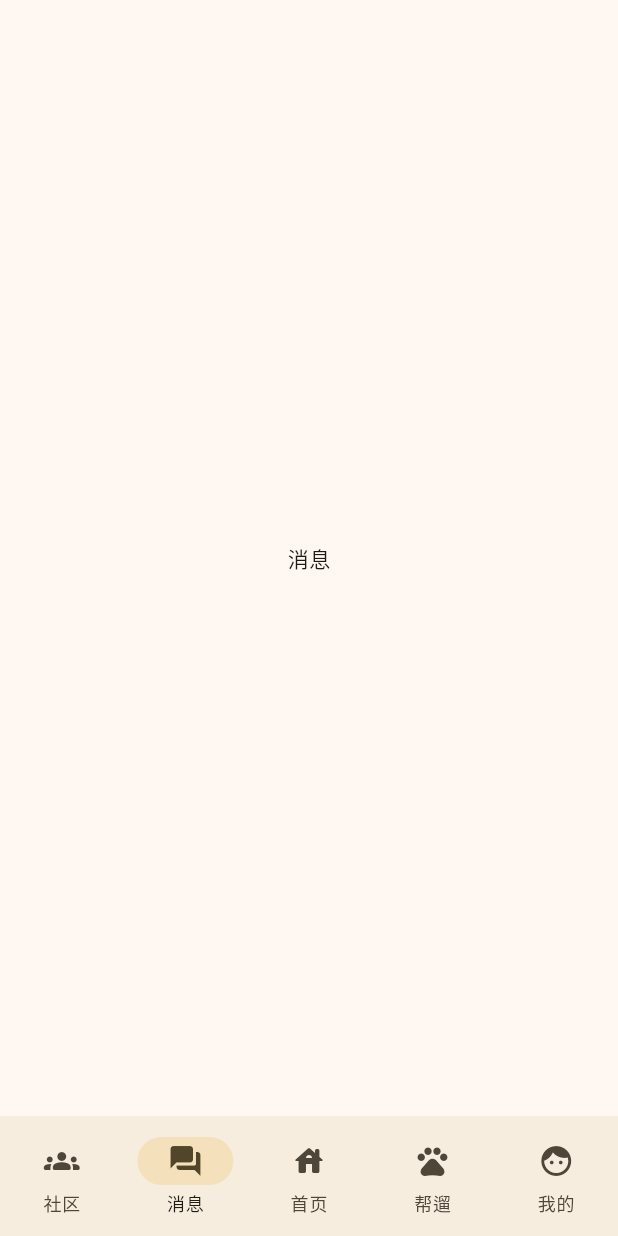
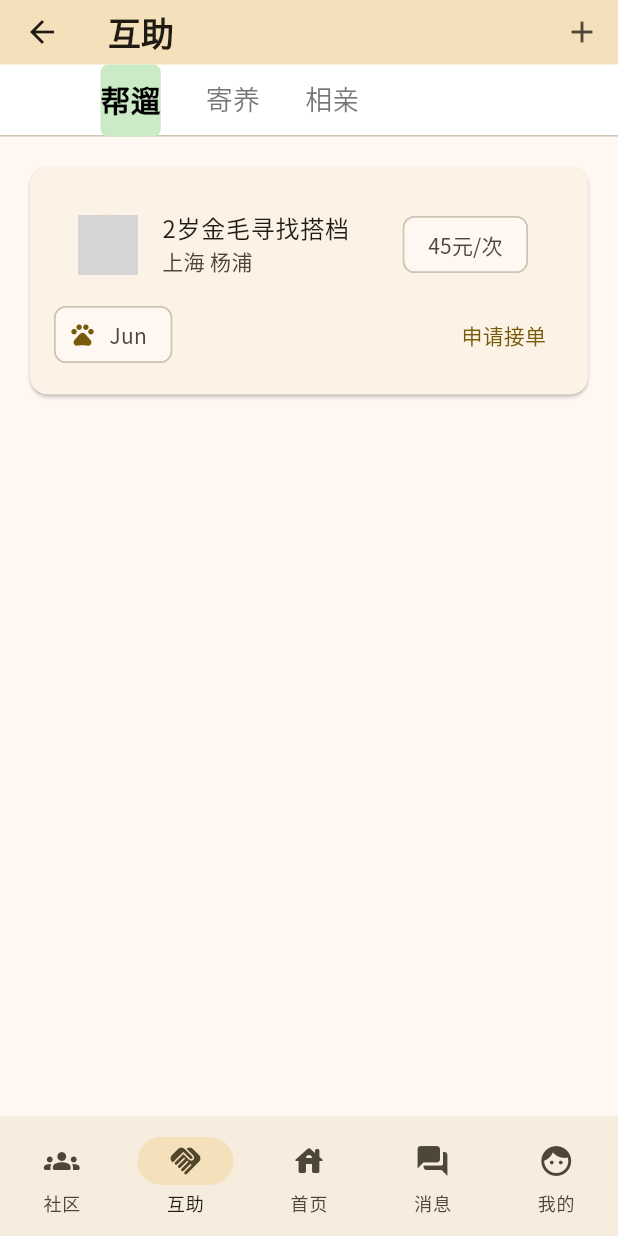
Before and after one commit to Xinaizhang/paws_pulse, a Flutter app: the NavPage screen opened by its route, item 2 of the bottom bar chosen, on a phone screen of 412 x 824 dp. Run offline on Flutter 3.47's test engine with Material 3 defaults, Android fonts, the phone set to English and light mode, and no system bars; network calls fail; grey boxes are pictures that could not be loaded.

Commit message:
互助中心

```diff
--- a/lib/src/common/common.dart
+++ b/lib/src/common/index.dart
@@ -2,3 +2,4 @@
 export 'navigation_bar.dart';
 export 'color_schemes.g.dart';
 export 'assets.dart';
+export 'alert_dialog.dart';
--- a/lib/src/common/navigation_bar.dart
+++ b/lib/src/common/navigation_bar.dart
@@ -1,13 +1,13 @@
 // bottomNavigationBar.dart
 import 'package:flutter/material.dart';
-import '../views/views.dart';
+import '../views/index.dart';
 
 //底部导航页-切换页面
 final pages = [
   CommunityPage(), // 社区页面
+  HelpPage(), // 互助页面
+  HomePage(), // 首页
   MessagesPage(), // 消息页面
-  HomePage(), // 首页
-  WalkPage(), // 帮遛页面
   ProfilePage(), // 个人主页
 ];
 
@@ -22,16 +22,16 @@ NavigationBar navigationBar(int currentIndex, Function(int) onTap) {
         label: '社区',
       ),
       NavigationDestination(
-        icon: Icon(Icons.forum_rounded),
-        label: '消息',
+        icon: Icon(Icons.handshake_rounded),
+        label: '互助',
       ),
       NavigationDestination(
         icon: Icon(Icons.house_rounded),
         label: '首页',
       ),
       NavigationDestination(
-        icon: Icon(Icons.pets_outlined),
-        label: '帮遛',
+        icon: Icon(Icons.forum_rounded),
+        label: '消息',
       ),
       NavigationDestination(
         icon: Icon(Icons.face_rounded),
--- /dev/null
+++ b/lib/src/views/help/index.dart
@@ -0,0 +1,109 @@
+import 'package:flutter/material.dart';
+
+class HelpPage extends StatelessWidget {
+  @override
+  Widget build(BuildContext context) {
+    // 定义选中时的标签样式
+    final TextStyle selectedTabStyle = TextStyle(
+      fontSize: 20,
+      color: Colors.black,
+      fontWeight: FontWeight.bold,
+    );
+    // 定义未选中时的标签样式
+    final TextStyle unselectedTabStyle = TextStyle(
+      fontSize: 18,
+      color: Colors.black54,
+    );
+
+    // TabBar的背景色
+    final Color tabBarBackgroundColor = Colors.white;
+
+    return DefaultTabController(
+      length: 3, // 你有三个 tab
+      child: Scaffold(
+        appBar: AppBar(
+          title:
+              const Text('互助', style: TextStyle(fontWeight: FontWeight.w800)),
+          backgroundColor: Theme.of(context).colorScheme.secondaryContainer,
+          actions: [IconButton(icon: Icon(Icons.add), onPressed: () {})],
+          bottom: PreferredSize(
+            preferredSize: Size.fromHeight(35.0), // 高度需要手动设置
+            child: Container(
+              color: tabBarBackgroundColor,
+              child: TabBar(
+                isScrollable: true, // 设为可滚动
+                labelPadding: EdgeInsets.symmetric(
+                    horizontal: 15.0), // 两侧的padding可以根据需求调整
+                labelStyle: selectedTabStyle,
+                unselectedLabelStyle: unselectedTabStyle,
+                indicator: BoxDecoration(
+                  borderRadius: BorderRadius.circular(5), // 圆角度可以根据需求调整
+                  color: Theme.of(context)
+                      .colorScheme
+                      .tertiaryContainer, // 指示器颜色也可以根据需求调整
+                ),
+                tabs: [
+                  Tab(text: '帮遛'),
+                  Tab(text: '寄养'),
+                  Tab(text: '相亲'),
+                ],
+              ),
+            ),
+          ),
+        ),
+        body: Padding(
+          padding: const EdgeInsets.all(16.0),
+          child: TabBarView(
+            children: [
+              // 对应 “帮遛” tab 的内容
+              Column(
+                children: [
+                  // 互助帖卡片
+                  Card(
+                    child: Padding(
+                      padding: const EdgeInsets.all(16.0),
+                      child: Column(
+                        children: [
+                          ListTile(
+                            leading: CircleAvatar(
+                              backgroundImage: NetworkImage(
+                                  'https://gallery.pawspulse.top/pawspulse/labuladuo.jpg'),
+                            ),
+                            title: Text('2岁金毛寻找搭档'),
+                            subtitle: Text('上海 杨浦'),
+                            trailing: Chip(
+                              label: Text('45元/次'),
+                            ),
+                          ),
+                          Row(
+                            mainAxisAlignment: MainAxisAlignment.spaceBetween,
+                            children: [
+                              Chip(
+                                avatar: Icon(Icons.pets),
+                                label: Text('Jun'),
+                              ),
+                              TextButton(
+                                onPressed: () {},
+                                child: const Text('申请接单'),
+                              ),
+                            ],
+                          ),
+                        ],
+                      ),
+                    ),
+                  ),
+                  // ... 其他卡片组件
+                ],
+              ),
+
+              // 对应 “寄养” tab 的内容
+              Center(child: Text('寄养内容')),
+              // 对应 “相亲” tab 的内容
+              Center(child: Text('相亲内容')),
+            ],
+          ),
+        ),
+      ),
+    );
+  }
+}
--- a/lib/src/views/nav/nav.dart
+++ b/lib/src/views/nav/index.dart
@@ -1,5 +1,5 @@
 import 'package:flutter/material.dart';
-import 'package:paws_pulse/src/common/common.dart';
+import 'package:paws_pulse/src/common/index.dart';
 
 class NavPage extends StatefulWidget {
   const NavPage({Key? key}) : super(key: key);
```
Also changed, not shown: lib/main.dart (+17 -1 lines), lib/src/app.dart (+5 -5 lines), lib/src/views/community/index.dart (renamed from lib/src/views/community/community.dart, +1 -7 lines), lib/src/views/index.dart (added, +9 -0 lines), lib/src/views/profile/index.dart (renamed from lib/src/views/profile/profile.dart, +6 -1 lines), lib/src/views/profile/overview.dart (+16 -3 lines), lib/src/views/views.dart (deleted, +0 -8 lines), lib/src/views/walk/walk.dart (deleted, +0 -10 lines), lib/src/views/home/index.dart (renamed from lib/src/views/home/home.dart), lib/src/views/home/page_view.dart (line endings or trailing spaces), lib/src/views/messages/index.dart (renamed from lib/src/views/messages/messages.dart), lib/src/views/sign_in/index.dart (renamed from lib/src/views/sign_in/sign_in.dart), lib/src/views/sign_up/index.dart (renamed from lib/src/views/sign_up/sign_up.dart), pubspec.lock, 2 other files.
